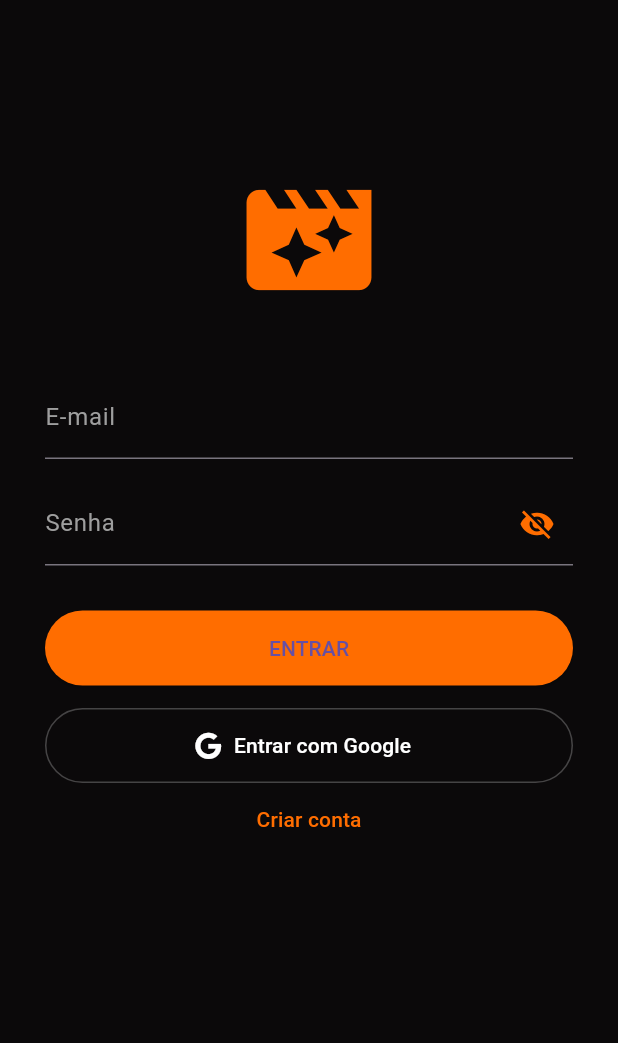
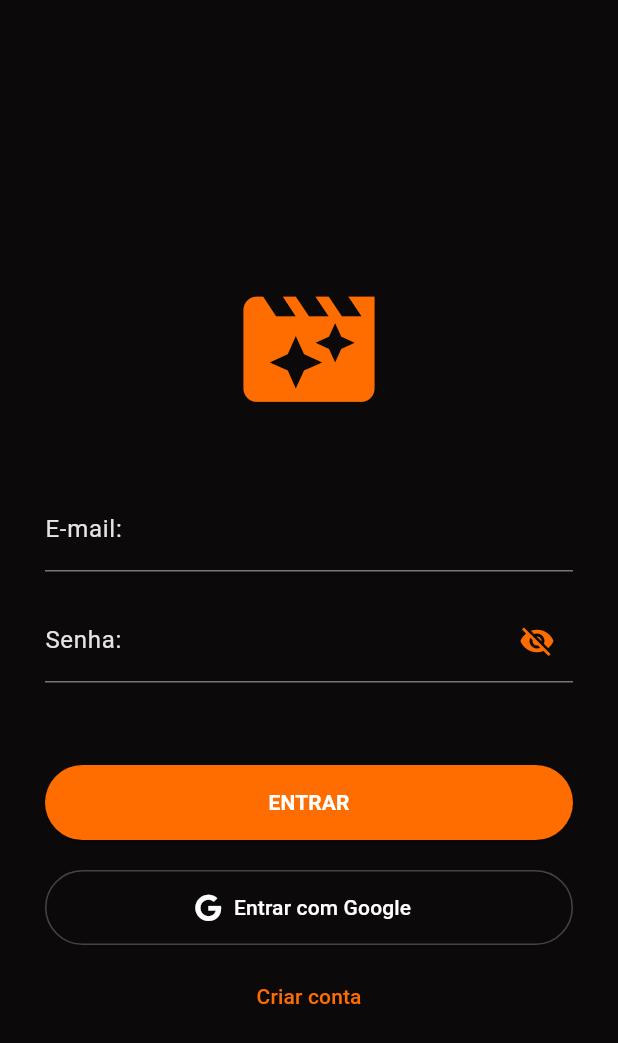
Before and after one commit to ErickMatheus-ProgBr/App_Filmes, a Flutter app: the screen it shows after launch, on a phone screen of 412 x 824 dp. Shown: the top 1043 px of the screen. Run offline on Flutter 3.47's test engine with Material 3 defaults, Android fonts, the phone set to English and light mode, and no system bars; our stand-ins replace cloud_firestore, firebase_auth, firebase_core, font_awesome_flutter, google_sign_in, webview_flutter; accounts and stored records are empty.

Commit message:
arrumando tela inicial do app

```diff
--- a/lib/screens/favorites_screen.dart
+++ b/lib/screens/favorites_screen.dart
@@ -65,6 +65,7 @@ class FavoritesScreen extends StatelessWidget {
                     Movie movie = Movie(
                       id: doc['id'],
                       title: doc['title'],
+
                       posterPath: doc['posterPath'],
                       backdropPath: doc['backdropPath'],
                       overview: "", // Pode buscar a sinopse se salvou no banco
--- a/lib/screens/login_screens.dart
+++ b/lib/screens/login_screens.dart
@@ -81,30 +81,39 @@ class _LoginScreenState extends State<LoginScreen> {
     return Scaffold(
       backgroundColor: AppColors.background,
       body: SingleChildScrollView(
-        padding: const EdgeInsets.all(30),
+        padding: const EdgeInsets.symmetric(horizontal: 30, vertical: 100),
         child: Column(
           children: [
             const SizedBox(height: 80),
-            const Icon(Icons.movie_filter, size: 100, color: AppColors.accent),
+            const Icon(Icons.movie_filter, size: 105, color: AppColors.accent),
             const SizedBox(height: 40),
 
             TextField(
               controller: _emailController,
+              cursorColor: AppColors.accent,
               keyboardType: TextInputType.emailAddress,
-              style: const TextStyle(color: Colors.white),
+              style: const TextStyle(color: AppColors.whiteColor),
               decoration: const InputDecoration(
-                labelText: "E-mail",
-                labelStyle: TextStyle(color: Colors.grey),
+                focusedBorder: UnderlineInputBorder(
+                  borderSide: BorderSide(color: AppColors.accent),
+                ),
+                labelText: "E-mail:",
+                labelStyle: TextStyle(color: AppColors.thirdColor),
               ),
             ),
-            const SizedBox(height: 15),
+            const SizedBox(height: 18),
             TextField(
               controller: _senhaController,
+              cursorColor: AppColors.accent,
               obscureText: _obscureText,
-              style: const TextStyle(color: Colors.white),
+              style: const TextStyle(color: AppColors.whiteColor),
               decoration: InputDecoration(
-                labelText: "Senha",
-                labelStyle: const TextStyle(color: Colors.grey),
+                focusedBorder: UnderlineInputBorder(
+                  borderSide: BorderSide(color: AppColors.accent),
+                ),
+
+                labelText: "Senha:",
+                labelStyle: const TextStyle(color: AppColors.thirdColor),
                 suffixIcon: IconButton(
                   icon: Icon(
                     _obscureText ? Icons.visibility_off : Icons.visibility,
@@ -114,7 +123,7 @@ class _LoginScreenState extends State<LoginScreen> {
                 ),
               ),
             ),
-            const SizedBox(height: 30),
+            const SizedBox(height: 55),
 
             ElevatedButton(
               onPressed: _isLoading ? null : _loginEmailSenha,
@@ -122,15 +131,19 @@ class _LoginScreenState extends State<LoginScreen> {
                 minimumSize: const Size(double.infinity, 50),
                 backgroundColor: AppColors.accent,
               ),
+
               child: _isLoading
                   ? const SizedBox(
                       height: 20,
                       width: 20,
-                      child: CircularProgressIndicator(color: Colors.white),
+                      child: CircularProgressIndicator(color: AppColors.background),
                     )
-                  : const Text("ENTRAR"),
+                  : const Text(
+                      "ENTRAR",
+                      style: TextStyle(color: AppColors.whiteColor, fontWeight: FontWeight.bold),
+                    ),
             ),
-            const SizedBox(height: 15),
+            const SizedBox(height: 20),
 
             OutlinedButton.icon(
               onPressed: _isLoading ? null : _signInWithGoogle,
@@ -141,6 +154,8 @@ class _LoginScreenState extends State<LoginScreen> {
                 side: const BorderSide(color: Colors.white24),
               ),
             ),
+
+            const SizedBox(height: 10),
 
             TextButton(
               onPressed: () => Navigator.push(
--- a/lib/screens/screen_details.dart
+++ b/lib/screens/screen_details.dart
@@ -161,7 +161,7 @@ class _ScreenDetailsState extends State<ScreenDetails> {
                       style: const TextStyle(color: Colors.grey, fontSize: 16, height: 1.5),
                     ),
 
-                    const SizedBox(height: 100),
+                    const SizedBox(height: 50),
                   ],
                 ),
               ),
```
Also changed, not shown: lib/screens/home_screen.dart (+51 -19 lines).
